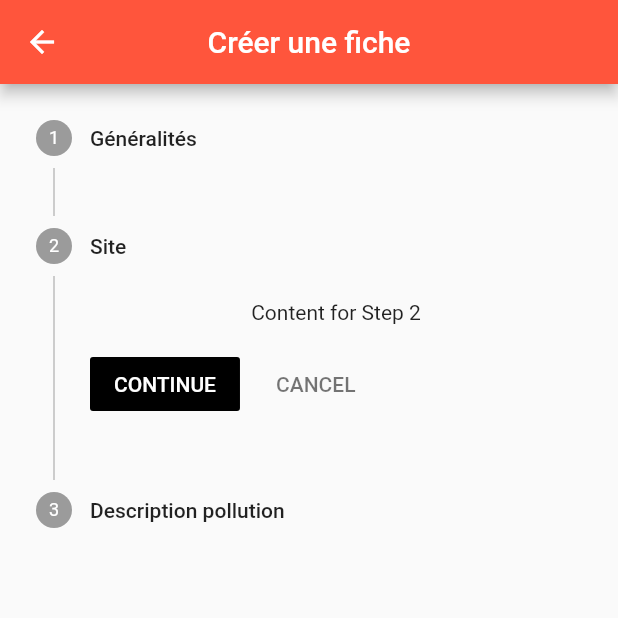
After one commit to cballevre/sami, a Flutter app: the CreateRecognitionSheetPage screen opened directly, after a tap on "CONTINUE", on a phone screen of 412 x 824 dp, the top half of it. The commit adds this screen. Run offline on Flutter 3.47's test engine with Material 2 defaults, Android fonts, the phone set to English and light mode, and no system bars.

Commit message:
add create recognition sheet

```diff
--- /dev/null
+++ b/lib/pages/create_recognition_sheet.dart
@@ -0,0 +1,66 @@
+import 'package:flutter/material.dart';
+import 'package:sami/utils/palette.dart';
+
+class CreateRecognitionSheetPage extends StatefulWidget {
+  const CreateRecognitionSheetPage({super.key});
+
+  @override
+  State<CreateRecognitionSheetPage> createState() => _CreateRecognitionSheetPageState();
+}
+
+class _CreateRecognitionSheetPageState extends State<CreateRecognitionSheetPage> {
+  int _index = 0;
+
+  @override
+  Widget build(BuildContext context) {
+    return Scaffold(
+      appBar: AppBar(
+        title: Text("Créer une fiche"),
+        backgroundColor: Palette.primary.shade500,
+        centerTitle: true,
+      ),
+      body:  SingleChildScrollView(
+          child: Stepper(
+          currentStep: _index,
+          onStepCancel: () {
+            if (_index > 0) {
+              setState(() {
+                _index -= 1;
+              });
+            }
+          },
+          onStepContinue: () {
+            if (_index <= 1) {
+              setState(() {
+                _index += 1;
+              });
+            }
+          },
+          onStepTapped: (int index) {
+            setState(() {
+              _index = index;
+            });
+          },
+          steps: <Step>[
+            Step(
+              title: const Text('Généralités'),
+              content: Container(
+              alignment: Alignment.centerLeft,
+              child: const Text('Site')),
+            ),
+            Step(
+              title: const Text('Site'),
+              content: Text('Content for Step 2'),
+            ),
+            Step(
+              title: const Text('Description pollution'),
+              content: Container(
+                  alignment: Alignment.centerLeft,
+                  child: const Text('Site')),
+            ),
+          ],
+        )
+      )
+    );
+  }
+}
```
Also changed, not shown: lib/pages/home.dart (+13 -4 lines), lib/models/recognition.dart (added).
